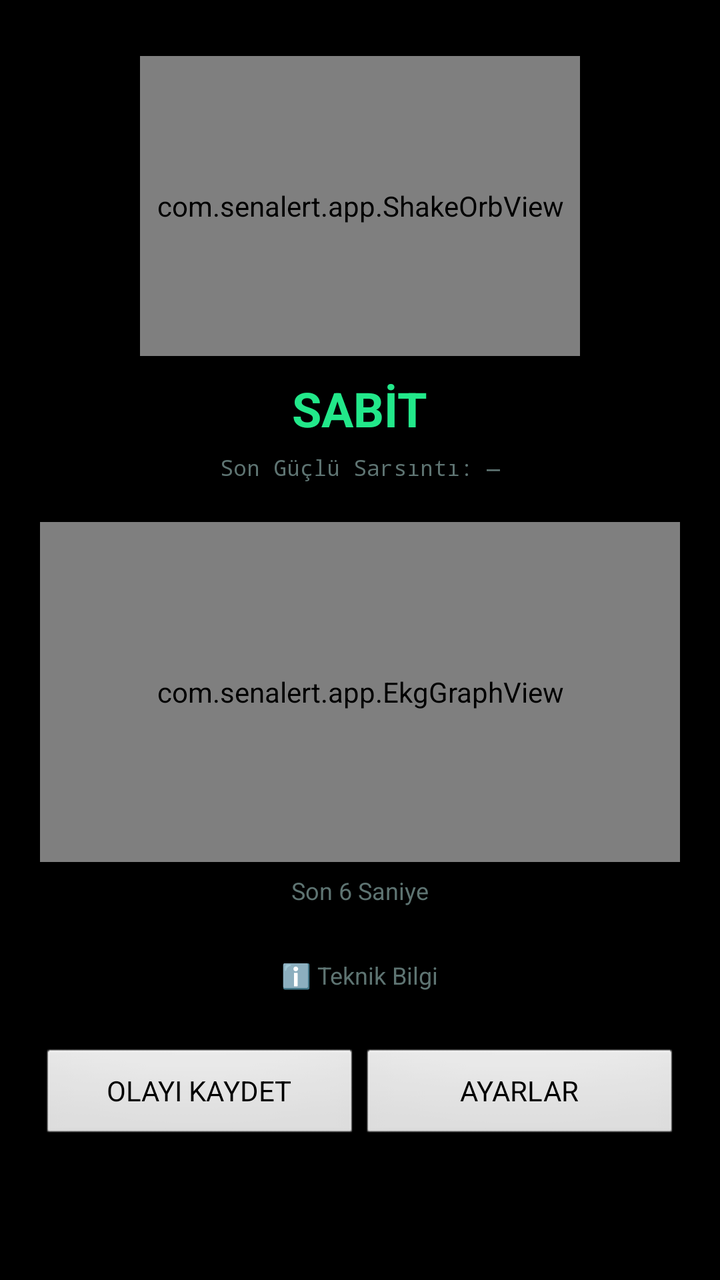
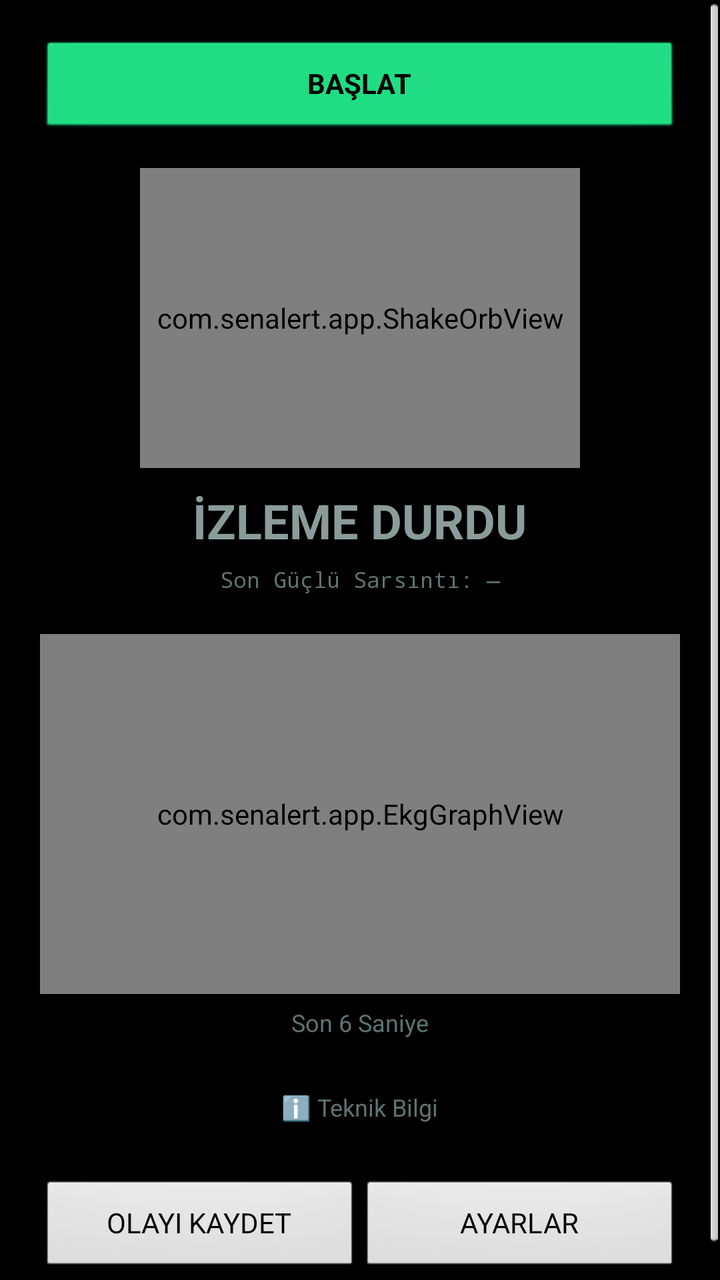

An Android layout rendered at two revisions. The XML below is the earlier revision; the diff shows what the commit changed to produce the second picture.
<!-- AndroidManifest.xml: application theme android:Theme.Black.NoTitleBar -->
<!-- res/layout/activity_main.xml -->
<?xml version="1.0" encoding="utf-8"?>
<ScrollView xmlns:android="http://schemas.android.com/apk/res/android"
    android:id="@+id/rootLayout"
    android:layout_width="match_parent"
    android:layout_height="match_parent"
    android:background="#05070707">

    <LinearLayout
        android:layout_width="match_parent"
        android:layout_height="wrap_content"
        android:orientation="vertical"
        android:padding="20dp">

        <com.senalert.app.ShakeOrbView
            android:id="@+id/orbView"
            android:layout_width="220dp"
            android:layout_height="150dp"
            android:layout_gravity="center_horizontal"
            android:layout_marginTop="8dp"/>

        <TextView
            android:id="@+id/stateText"
            android:layout_width="wrap_content"
            android:layout_height="wrap_content"
            android:layout_gravity="center_horizontal"
            android:layout_marginTop="10dp"
            android:text="SABİT"
            android:textColor="#22E88A"
            android:textSize="24sp"
            android:textStyle="bold"/>

        <TextView
            android:id="@+id/lastStrongText"
            android:layout_width="wrap_content"
            android:layout_height="wrap_content"
            android:layout_gravity="center_horizontal"
            android:layout_marginTop="6dp"
            android:text="Son Güçlü Sarsıntı: —"
            android:textColor="#5E7472"
            android:textSize="11sp"
            android:fontFamily="monospace"/>

        <TextView
            android:id="@+id/alertBar"
            android:layout_width="match_parent"
            android:layout_height="wrap_content"
            android:layout_marginTop="16dp"
            android:padding="14dp"
            android:gravity="center"
            android:visibility="gone"
            android:textColor="#000000"
            android:textSize="16sp"
            android:textStyle="bold"
            android:background="#808080"/>

        <Button
            android:id="@+id/btnMute"
            android:layout_width="match_parent"
            android:layout_height="wrap_content"
            android:layout_marginTop="12dp"
            android:text="SUSTUR"
            android:backgroundTint="#FF3B30"
            android:textColor="#FFFFFF"
            android:visibility="gone"/>

        <com.senalert.app.EkgGraphView
            android:id="@+id/ekgView"
            android:layout_width="match_parent"
            android:layout_height="170dp"
            android:layout_marginTop="20dp"
            android:background="#0a1112"/>

        <TextView
            android:layout_width="wrap_content"
            android:layout_height="wrap_content"
            android:layout_gravity="center_horizontal"
            android:layout_marginTop="6dp"
            android:text="Son 6 Saniye"
            android:textColor="#5E7472"
            android:textSize="12sp"/>

        <TextView
            android:id="@+id/btnInfoToggle"
            android:layout_width="wrap_content"
            android:layout_height="wrap_content"
            android:layout_gravity="center_horizontal"
            android:layout_marginTop="18dp"
            android:padding="8dp"
            android:text="ℹ️ Teknik Bilgi"
            android:textColor="#5E7472"
            android:textSize="12sp"/>

        <LinearLayout
            android:id="@+id/detailsPanel"
            android:layout_width="match_parent"
            android:layout_height="wrap_content"
            android:orientation="vertical"
            android:visibility="gone"
            android:background="#0F1517"
            android:padding="12dp"
            android:layout_marginTop="4dp">

            <TextView
                android:id="@+id/sensorText"
                android:layout_width="wrap_content"
                android:layout_height="wrap_content"
                android:layout_gravity="center_horizontal"
                android:text="X: 0.00  Y: 0.00  Z: 0.00\nΔXY: 0.00  ΔZ: 0.00"
                android:textColor="#5E7472"
                android:textSize="12sp"
                android:fontFamily="monospace"
                android:gravity="center"/>
        </LinearLayout>

        <Button
            android:id="@+id/btnRecalibrate"
            android:layout_width="wrap_content"
            android:layout_height="wrap_content"
            android:layout_gravity="center_horizontal"
            android:layout_marginTop="16dp"
            android:text="YENİDEN KALİBRE ET"
            android:visibility="gone"/>

        <LinearLayout
            android:layout_width="match_parent"
            android:layout_height="wrap_content"
            android:orientation="horizontal"
            android:layout_marginTop="20dp">

            <Button
                android:id="@+id/btnCapture"
                android:layout_width="0dp"
                android:layout_height="wrap_content"
                android:layout_weight="1"
                android:text="OLAYI KAYDET"/>

            <Button
                android:id="@+id/btnSettings"
                android:layout_width="0dp"
                android:layout_height="wrap_content"
                android:layout_weight="1"
                android:text="AYARLAR"/>

        </LinearLayout>

    </LinearLayout>
</ScrollView>
<!-- resources referenced by this layout -->
<resources>

</resources>

<!-- the commit's change to res/layout/activity_main.xml (unified diff, before → after) -->
@@ -11,12 +11,21 @@
         android:orientation="vertical"
         android:padding="20dp">
 
+        <Button
+            android:id="@+id/btnToggle"
+            android:layout_width="match_parent"
+            android:layout_height="wrap_content"
+            android:text="BAŞLAT"
+            android:backgroundTint="#22E88A"
+            android:textColor="#000000"
+            android:textStyle="bold"/>
+
         <com.senalert.app.ShakeOrbView
             android:id="@+id/orbView"
             android:layout_width="220dp"
             android:layout_height="150dp"
             android:layout_gravity="center_horizontal"
-            android:layout_marginTop="8dp"/>
+            android:layout_marginTop="16dp"/>
 
         <TextView
             android:id="@+id/stateText"
@@ -24,8 +33,8 @@
             android:layout_height="wrap_content"
             android:layout_gravity="center_horizontal"
             android:layout_marginTop="10dp"
-            android:text="SABİT"
-            android:textColor="#22E88A"
+            android:text="İZLEME DURDU"
+            android:textColor="#8A9C9A"
             android:textSize="24sp"
             android:textStyle="bold"/>
 
@@ -66,7 +75,7 @@
         <com.senalert.app.EkgGraphView
             android:id="@+id/ekgView"
             android:layout_width="match_parent"
-            android:layout_height="170dp"
+            android:layout_height="180dp"
             android:layout_marginTop="20dp"
             android:background="#0a1112"/>
 
